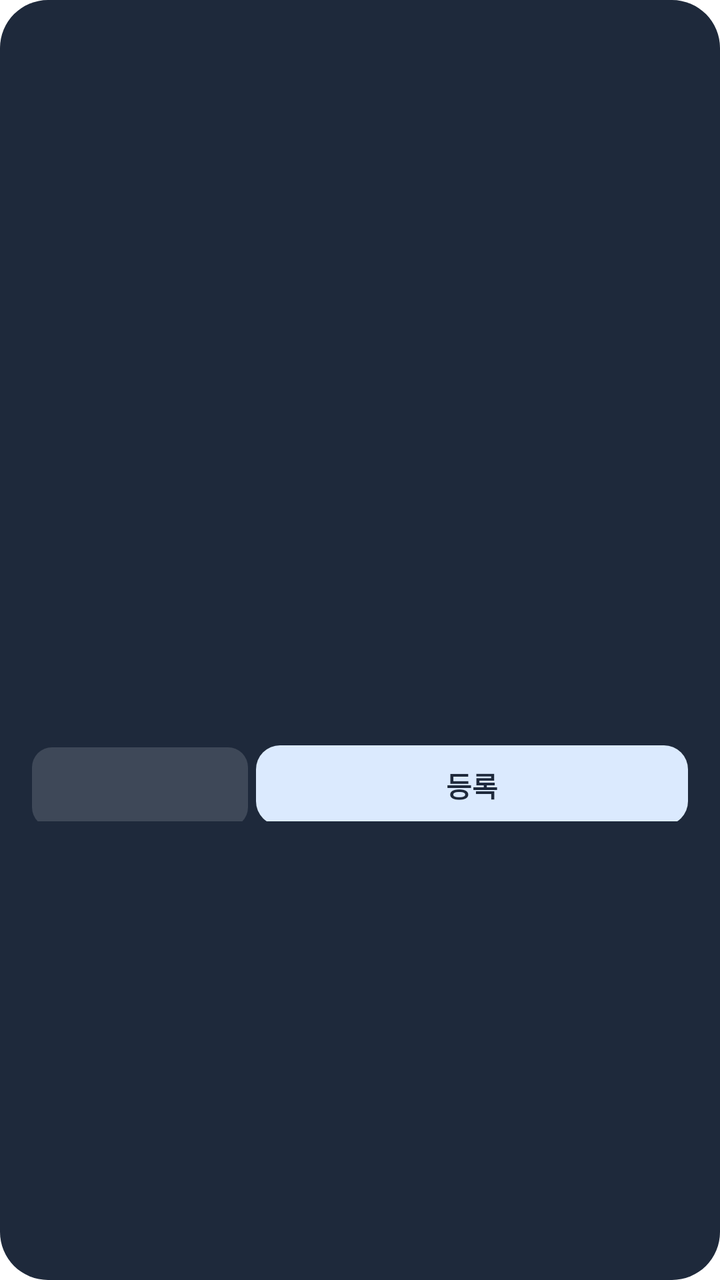
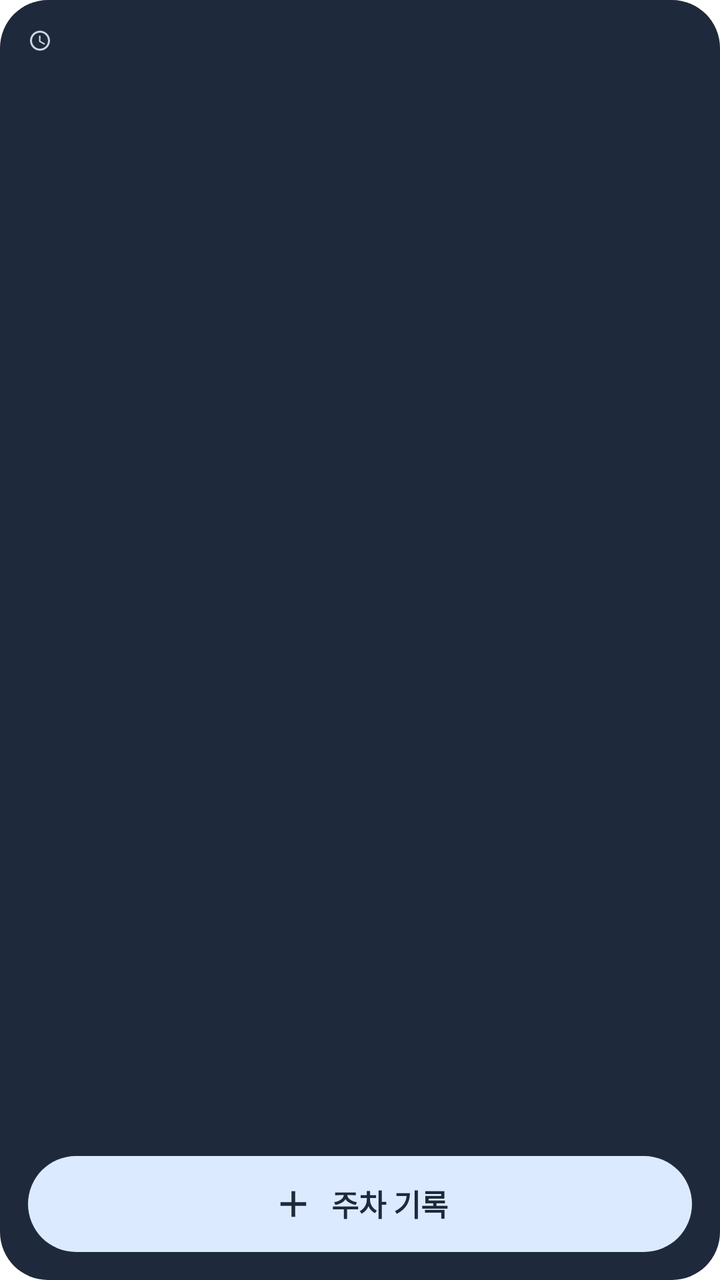

An Android layout rendered at two revisions. The XML below is the earlier revision; the diff shows what the commit changed to produce the second picture.
<!-- AndroidManifest.xml: fallback theme Theme.MaterialComponents.DayNight.NoActionBar -->
<!-- res/layout/parking_widget.xml -->
<?xml version="1.0" encoding="utf-8"?>
<LinearLayout xmlns:android="http://schemas.android.com/apk/res/android" android:id="@+id/widget_root" android:layout_width="match_parent" android:layout_height="match_parent" android:orientation="vertical" android:gravity="center_vertical" android:paddingLeft="14dp" android:paddingRight="14dp" android:paddingTop="12dp" android:paddingBottom="12dp" android:background="@drawable/widget_background">
    <LinearLayout android:layout_width="match_parent" android:layout_height="wrap_content" android:orientation="horizontal" android:gravity="bottom">
        <TextView android:id="@+id/widget_location" android:layout_width="0dp" android:layout_weight="1" android:layout_height="wrap_content" android:textColor="#FFFFFF" android:textSize="30sp" android:textStyle="bold" android:maxLines="1" android:ellipsize="end" android:includeFontPadding="false" />
        <TextView android:id="@+id/widget_updated" android:layout_width="wrap_content" android:layout_height="wrap_content" android:layout_marginLeft="8dp" android:paddingBottom="4dp" android:textColor="#CBD5E1" android:textSize="11sp" android:maxLines="1" android:ellipsize="end" />
    </LinearLayout>
    <TextView android:id="@+id/widget_hint" android:layout_width="match_parent" android:layout_height="wrap_content" android:layout_marginTop="2dp" android:textColor="#CBD5E1" android:textSize="11sp" android:maxLines="1" android:ellipsize="end" />
    <LinearLayout android:id="@+id/widget_controls" android:layout_width="match_parent" android:layout_height="wrap_content" android:orientation="vertical">
        <LinearLayout android:id="@+id/widget_floor_row_1" android:layout_width="match_parent" android:layout_height="36dp" android:orientation="horizontal" android:layout_marginTop="8dp">
            <TextView android:id="@+id/widget_floor_0" style="@style/WidgetChip" android:visibility="gone" />
            <TextView android:id="@+id/widget_floor_1" style="@style/WidgetChip" android:visibility="gone" />
            <TextView android:id="@+id/widget_floor_2" style="@style/WidgetChip" android:visibility="gone" />
            <TextView android:id="@+id/widget_floor_3" style="@style/WidgetChip" android:visibility="gone" />
            <TextView android:id="@+id/widget_floor_4" style="@style/WidgetChip" android:visibility="gone" />
            <TextView android:id="@+id/widget_floor_5" style="@style/WidgetChip" android:visibility="gone" />
        </LinearLayout>
        <LinearLayout android:id="@+id/widget_floor_row_2" android:layout_width="match_parent" android:layout_height="36dp" android:orientation="horizontal" android:layout_marginTop="4dp">
            <TextView android:id="@+id/widget_floor_6" style="@style/WidgetChip" android:visibility="gone" />
            <TextView android:id="@+id/widget_floor_7" style="@style/WidgetChip" android:visibility="gone" />
            <TextView android:id="@+id/widget_floor_8" style="@style/WidgetChip" android:visibility="gone" />
            <TextView android:id="@+id/widget_floor_9" style="@style/WidgetChip" android:visibility="gone" />
            <TextView android:id="@+id/widget_floor_10" style="@style/WidgetChip" android:visibility="gone" />
            <TextView android:id="@+id/widget_floor_11" style="@style/WidgetChip" android:visibility="gone" />
        </LinearLayout>
        <LinearLayout android:layout_width="match_parent" android:layout_height="40dp" android:orientation="horizontal" android:layout_marginTop="6dp">
            <TextView android:id="@+id/widget_zone" style="@style/WidgetChip" android:layout_height="40dp" android:contentDescription="다음 구역 선택" />
            <TextView android:id="@+id/widget_save" android:layout_width="0dp" android:layout_weight="2" android:layout_height="40dp" android:layout_margin="2dp" android:gravity="center" android:background="@drawable/widget_save" android:textColor="#1E293B" android:textSize="14sp" android:textStyle="bold" android:text="등록" android:contentDescription="선택한 층과 구역을 서버에 등록" />
        </LinearLayout>
    </LinearLayout>
</LinearLayout>
<!-- resources referenced by this layout -->
<resources>
  <!-- drawable widget_background (drawable) -->
  <shape xmlns:android="http://schemas.android.com/apk/res/android"><solid android:color="#1E293B"/><corners android:radius="24dp"/></shape>
  <!-- drawable widget_save (drawable) -->
  <shape xmlns:android="http://schemas.android.com/apk/res/android"><solid android:color="#DBEAFE"/><corners android:radius="12dp"/></shape>
  <style name="WidgetChip">
          <item name="android:layout_width">0dp</item>
          <item name="android:layout_weight">1</item>
          <item name="android:layout_height">36dp</item>
          <item name="android:layout_margin">2dp</item>
          <item name="android:gravity">center</item>
          <item name="android:background">@drawable/widget_chip</item>
          <item name="android:textColor">#FFFFFF</item>
          <item name="android:textSize">13sp</item>
          <item name="android:textStyle">bold</item>
          <item name="android:maxLines">1</item>
      </style>
  <!-- drawable widget_chip (drawable) -->
  <shape xmlns:android="http://schemas.android.com/apk/res/android"><solid android:color="#3E4858"/><corners android:radius="10dp"/></shape>
</resources>

<!-- the commit's change to res/layout/parking_widget.xml (unified diff, before → after) -->
@@ -1,30 +1,137 @@
 <?xml version="1.0" encoding="utf-8"?>
-<LinearLayout xmlns:android="http://schemas.android.com/apk/res/android" android:id="@+id/widget_root" android:layout_width="match_parent" android:layout_height="match_parent" android:orientation="vertical" android:gravity="center_vertical" android:paddingLeft="14dp" android:paddingRight="14dp" android:paddingTop="12dp" android:paddingBottom="12dp" android:background="@drawable/widget_background">
-    <LinearLayout android:layout_width="match_parent" android:layout_height="wrap_content" android:orientation="horizontal" android:gravity="bottom">
-        <TextView android:id="@+id/widget_location" android:layout_width="0dp" android:layout_weight="1" android:layout_height="wrap_content" android:textColor="#FFFFFF" android:textSize="30sp" android:textStyle="bold" android:maxLines="1" android:ellipsize="end" android:includeFontPadding="false" />
-        <TextView android:id="@+id/widget_updated" android:layout_width="wrap_content" android:layout_height="wrap_content" android:layout_marginLeft="8dp" android:paddingBottom="4dp" android:textColor="#CBD5E1" android:textSize="11sp" android:maxLines="1" android:ellipsize="end" />
+<LinearLayout xmlns:android="http://schemas.android.com/apk/res/android"
+    android:id="@+id/widget_root"
+    android:layout_width="match_parent"
+    android:layout_height="match_parent"
+    android:orientation="vertical"
+    android:padding="14dp"
+    android:background="@drawable/widget_background">
+    <LinearLayout
+        android:layout_width="match_parent"
+        android:layout_height="wrap_content"
+        android:orientation="horizontal"
+        android:gravity="center_vertical">
+        <ImageView
+            android:layout_width="12dp"
+            android:layout_height="12dp"
+            android:layout_marginEnd="5dp"
+            android:src="@drawable/ic_widget_clock"
+            android:importantForAccessibility="no" />
+        <TextView
+            android:id="@+id/widget_updated"
+            android:layout_width="0dp"
+            android:layout_height="wrap_content"
+            android:layout_weight="1"
+            android:textColor="#CBD5E1"
+            android:textSize="11sp"
+            android:includeFontPadding="false"
+            android:maxLines="2"
+            android:ellipsize="end" />
     </LinearLayout>
-    <TextView android:id="@+id/widget_hint" android:layout_width="match_parent" android:layout_height="wrap_content" android:layout_marginTop="2dp" android:textColor="#CBD5E1" android:textSize="11sp" android:maxLines="1" android:ellipsize="end" />
-    <LinearLayout android:id="@+id/widget_controls" android:layout_width="match_parent" android:layout_height="wrap_content" android:orientation="vertical">
-        <LinearLayout android:id="@+id/widget_floor_row_1" android:layout_width="match_parent" android:layout_height="36dp" android:orientation="horizontal" android:layout_marginTop="8dp">
-            <TextView android:id="@+id/widget_floor_0" style="@style/WidgetChip" android:visibility="gone" />
-            <TextView android:id="@+id/widget_floor_1" style="@style/WidgetChip" android:visibility="gone" />
-            <TextView android:id="@+id/widget_floor_2" style="@style/WidgetChip" android:visibility="gone" />
-            <TextView android:id="@+id/widget_floor_3" style="@style/WidgetChip" android:visibility="gone" />
-            <TextView android:id="@+id/widget_floor_4" style="@style/WidgetChip" android:visibility="gone" />
-            <TextView android:id="@+id/widget_floor_5" style="@style/WidgetChip" android:visibility="gone" />
-        </LinearLayout>
-        <LinearLayout android:id="@+id/widget_floor_row_2" android:layout_width="match_parent" android:layout_height="36dp" android:orientation="horizontal" android:layout_marginTop="4dp">
-            <TextView android:id="@+id/widget_floor_6" style="@style/WidgetChip" android:visibility="gone" />
-            <TextView android:id="@+id/widget_floor_7" style="@style/WidgetChip" android:visibility="gone" />
-            <TextView android:id="@+id/widget_floor_8" style="@style/WidgetChip" android:visibility="gone" />
-            <TextView android:id="@+id/widget_floor_9" style="@style/WidgetChip" android:visibility="gone" />
-            <TextView android:id="@+id/widget_floor_10" style="@style/WidgetChip" android:visibility="gone" />
-            <TextView android:id="@+id/widget_floor_11" style="@style/WidgetChip" android:visibility="gone" />
-        </LinearLayout>
-        <LinearLayout android:layout_width="match_parent" android:layout_height="40dp" android:orientation="horizontal" android:layout_marginTop="6dp">
-            <TextView android:id="@+id/widget_zone" style="@style/WidgetChip" android:layout_height="40dp" android:contentDescription="다음 구역 선택" />
-            <TextView android:id="@+id/widget_save" android:layout_width="0dp" android:layout_weight="2" android:layout_height="40dp" android:layout_margin="2dp" android:gravity="center" android:background="@drawable/widget_save" android:textColor="#1E293B" android:textSize="14sp" android:textStyle="bold" android:text="등록" android:contentDescription="선택한 층과 구역을 서버에 등록" />
+    <LinearLayout
+        android:id="@+id/widget_location"
+        android:layout_width="match_parent"
+        android:layout_height="0dp"
+        android:layout_weight="1"
+        android:layout_marginTop="8dp"
+        android:layout_marginBottom="8dp"
+        android:orientation="horizontal"
+        android:gravity="center_vertical"
+        android:importantForAccessibility="yes">
+        <TextView
+            android:id="@+id/widget_floor"
+            android:layout_width="0dp"
+            android:layout_height="match_parent"
+            android:layout_weight="1.1"
+            android:gravity="center_vertical"
+            android:textColor="#FFFFFF"
+            android:textSize="54sp"
+            android:textStyle="bold"
+            android:fontFamily="sans-serif"
+            android:includeFontPadding="false"
+            android:maxLines="1"
+            android:ellipsize="end"
+            android:autoSizeTextType="uniform"
+            android:autoSizeMinTextSize="20sp"
+            android:autoSizeMaxTextSize="54sp"
+            android:autoSizeStepGranularity="1sp"
+            android:importantForAccessibility="no" />
+        <LinearLayout
+            android:layout_width="0dp"
+            android:layout_height="match_parent"
+            android:layout_weight="1"
+            android:layout_marginStart="8dp"
+            android:orientation="vertical">
+            <TextView
+                android:id="@+id/widget_zone"
+                android:layout_width="match_parent"
+                android:layout_height="0dp"
+                android:layout_weight="1"
+                android:gravity="center_vertical"
+                android:textColor="#FFFFFF"
+                android:textSize="18sp"
+                android:textStyle="bold"
+                android:includeFontPadding="false"
+                android:maxLines="1"
+                android:ellipsize="end"
+                android:autoSizeTextType="uniform"
+                android:autoSizeMinTextSize="11sp"
+                android:autoSizeMaxTextSize="18sp"
+                android:autoSizeStepGranularity="1sp"
+                android:importantForAccessibility="no" />
+            <TextView
+                android:id="@+id/widget_spot"
+                android:layout_width="match_parent"
+                android:layout_height="0dp"
+                android:layout_weight="1"
+                android:gravity="center_vertical"
+                android:textColor="#FFFFFF"
+                android:textSize="16sp"
+                android:includeFontPadding="false"
+                android:maxLines="1"
+                android:ellipsize="end"
+                android:autoSizeTextType="uniform"
+                android:autoSizeMinTextSize="11sp"
+                android:autoSizeMaxTextSize="16sp"
+                android:autoSizeStepGranularity="1sp"
+                android:importantForAccessibility="no" />
         </LinearLayout>
     </LinearLayout>
+    <TextView
+        android:id="@+id/widget_empty"
+        android:layout_width="match_parent"
+        android:layout_height="0dp"
+        android:layout_weight="1"
+        android:gravity="center_vertical"
+        android:visibility="gone"
+        android:text="주차 위치 없음"
+        android:textColor="#FFFFFF"
+        android:textSize="20sp"
+        android:textStyle="bold"
+        android:maxLines="2" />
+    <LinearLayout
+        android:id="@+id/widget_record"
+        android:layout_width="match_parent"
+        android:layout_height="48dp"
+        android:gravity="center"
+        android:orientation="horizontal"
+        android:background="@drawable/widget_save"
+        android:contentDescription="주차 기록, 앱에서 입력 화면 열기">
+        <ImageView
+            android:layout_width="22dp"
+            android:layout_height="22dp"
+            android:layout_marginEnd="8dp"
+            android:src="@drawable/ic_widget_add"
+            android:importantForAccessibility="no" />
+        <TextView
+            android:layout_width="wrap_content"
+            android:layout_height="wrap_content"
+            android:text="주차 기록"
+            android:textColor="#1E293B"
+            android:textSize="15sp"
+            android:textStyle="bold"
+            android:maxLines="1"
+            android:includeFontPadding="false"
+            android:importantForAccessibility="no" />
+    </LinearLayout>
 </LinearLayout>
<!-- resource entries referenced after the edit -->
@@ -1,22 +1,22 @@
 <!-- resources referenced by this layout -->
 <resources>
+  <!-- drawable ic_widget_add (drawable) -->
+  <vector xmlns:android="http://schemas.android.com/apk/res/android"
+      android:width="22dp" android:height="22dp"
+      android:viewportWidth="24" android:viewportHeight="24">
+      <path android:fillColor="#1E293B"
+          android:pathData="M19,13h-6v6h-2v-6H5v-2h6V5h2v6h6z" />
+  </vector>
+  <!-- drawable ic_widget_clock (drawable) -->
+  <vector xmlns:android="http://schemas.android.com/apk/res/android"
+      android:width="12dp" android:height="12dp"
+      android:viewportWidth="24" android:viewportHeight="24">
+      <path android:fillColor="#CBD5E1"
+          android:pathData="M11.99,2C6.47,2 2,6.48 2,12s4.47,10 9.99,10C17.52,22 22,17.52 22,12S17.52,2 11.99,2zM12,20c-4.42,0 -8,-3.58 -8,-8s3.58,-8 8,-8 8,3.58 8,8 -3.58,8 -8,8zM12.5,7H11v6l5.25,3.15 0.75,-1.23 -4.5,-2.67z" />
+  </vector>
   <!-- drawable widget_background (drawable) -->
   <shape xmlns:android="http://schemas.android.com/apk/res/android"><solid android:color="#1E293B"/><corners android:radius="24dp"/></shape>
   <!-- drawable widget_save (drawable) -->
-  <shape xmlns:android="http://schemas.android.com/apk/res/android"><solid android:color="#DBEAFE"/><corners android:radius="12dp"/></shape>
-  <style name="WidgetChip">
-          <item name="android:layout_width">0dp</item>
-          <item name="android:layout_weight">1</item>
-          <item name="android:layout_height">36dp</item>
-          <item name="android:layout_margin">2dp</item>
-          <item name="android:gravity">center</item>
-          <item name="android:background">@drawable/widget_chip</item>
-          <item name="android:textColor">#FFFFFF</item>
-          <item name="android:textSize">13sp</item>
-          <item name="android:textStyle">bold</item>
-          <item name="android:maxLines">1</item>
-      </style>
-  <!-- drawable widget_chip (drawable) -->
-  <shape xmlns:android="http://schemas.android.com/apk/res/android"><solid android:color="#3E4858"/><corners android:radius="10dp"/></shape>
+  <shape xmlns:android="http://schemas.android.com/apk/res/android"><solid android:color="#DBEAFE"/><corners android:radius="24dp"/></shape>
 </resources>
 
